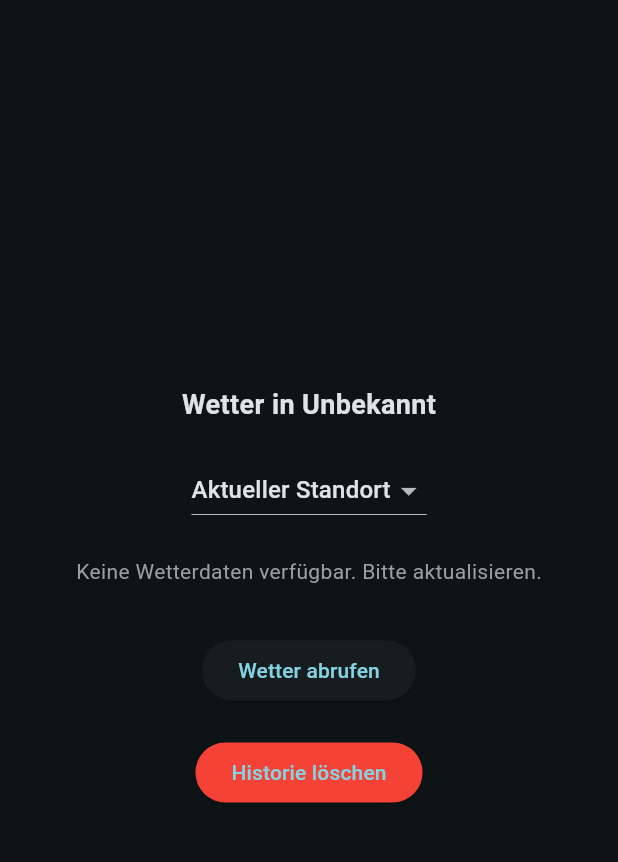
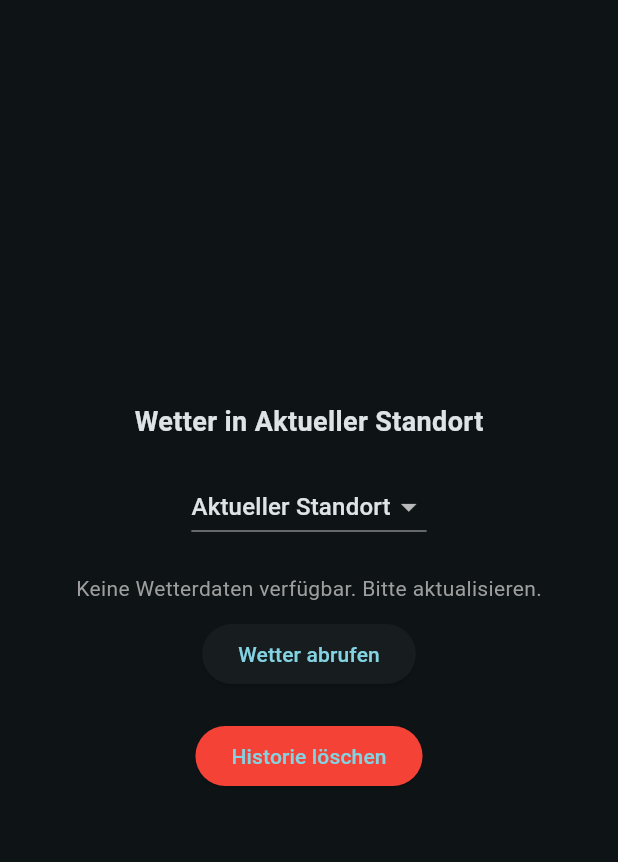
Before and after one commit to jessicaernst/weather_app, a Flutter app: the screen it shows after launch, after a tap on "Historie löschen", on a phone screen of 412 x 824 dp, the part 63-925 px from its top. Run offline on Flutter 3.47's test engine with Material 3 defaults, Android fonts, the phone set to English and light mode, and no system bars; our stand-ins replace flutter_native_splash, flutter_riverpod, freezed_annotation, geolocator, hooks_riverpod, riverpod_annotation and 1 more; generated files the repository leaves out were written again.

```diff
--- a/lib/presentation/screens/weather_page.dart
+++ b/lib/presentation/screens/weather_page.dart
@@ -26,18 +26,24 @@ class WeatherPage extends ConsumerWidget {
                 mainAxisAlignment: MainAxisAlignment.center,
                 spacing: 20,
                 children: [
-                  // Standort anzeigen
+                  // 🌍 Standort anzeigen
                   Text(
-                    "Wetter in ${state.weatherData?.location ?? 'Unbekannt'}",
+                    'Wetter in ${state.selectedCity}',
                     style: const TextStyle(
                       fontSize: 18,
                       fontWeight: FontWeight.bold,
                     ),
                   ),
 
-                  // Dropdown-Menü für Stadtwahl & aktuellen Standort
+                  // 🌟 Dropdown-Menü für Stadtwahl & aktuellen Standort
                   DropdownButton<String>(
-                    value: state.selectedCity,
+                    value:
+                        WeatherNotifier.cities.containsKey(
+                                  state.selectedCity,
+                                ) ||
+                                state.selectedCity == 'Aktueller Standort'
+                            ? state.selectedCity
+                            : 'Aktueller Standort', // 🔥 Falls ein ungültiger Wert existiert, wird "Aktueller Standort" verwendet
                     onChanged: (String? newCity) {
                       if (newCity != null) {
                         weatherNotifier.updateCity(newCity);
@@ -48,16 +54,21 @@ class WeatherPage extends ConsumerWidget {
                         value: 'Aktueller Standort',
                         child: Text('Aktueller Standort'),
                       ),
-                      ...WeatherNotifier.cities.keys.map(
-                        (city) =>
-                            DropdownMenuItem(value: city, child: Text(city)),
-                      ),
+                      ...WeatherNotifier.cities.keys
+                          .where(
+                            (city) => city != 'Unbekannter Ort',
+                          ) // ❌ Doppelte Werte vermeiden
+                          .map(
+                            (city) => DropdownMenuItem(
+                              value: city,
+                              child: Text(city),
+                            ),
+                          ),
                     ],
                   ),
 
                   state.weatherData != null
                       ? Column(
-                        spacing: 32,
                         children: [
                           Text(
                             AppStrings.currentTemperature(
@@ -65,7 +76,7 @@ class WeatherPage extends ConsumerWidget {
                             ),
                             style: const TextStyle(fontSize: 24),
                           ),
-
+                          const SizedBox(height: 20),
                           ElevatedButton(
                             onPressed:
                                 () =>
@@ -77,12 +88,12 @@ class WeatherPage extends ConsumerWidget {
                         ],
                       )
                       : Column(
-                        spacing: 32,
                         children: [
                           const Text(
                             'Keine Wetterdaten verfügbar. Bitte aktualisieren.',
                             style: TextStyle(color: Colors.grey),
                           ),
+                          const SizedBox(height: 10),
                           ElevatedButton(
                             onPressed:
                                 () =>
@@ -115,6 +126,7 @@ class WeatherPage extends ConsumerWidget {
               mainAxisAlignment: MainAxisAlignment.center,
               children: [
                 Text('Fehler: $err', style: const TextStyle(color: Colors.red)),
+                const SizedBox(height: 20),
                 ElevatedButton(
                   onPressed:
                       () =>
--- a/lib/providers/weather_provider.dart
+++ b/lib/providers/weather_provider.dart
@@ -9,13 +9,13 @@ import 'package:weather_app/services/storage_service.dart';
 
 part 'weather_provider.g.dart';
 
-// Logger für die Klasse WeatherNotifier erstellen, um Debugging und Logging zu ermöglichen.
+// 📌 Logger für Debugging & Logging, damit Fehler leichter gefunden werden
 final Logger _log = Logger('WeatherNotifier');
 
-// Diese Klasse verwaltet den Wetterzustand und ist zuständig für das Laden, Speichern und Abrufen von Wetterdaten.
 @riverpod
 class WeatherNotifier extends _$WeatherNotifier {
-  // Vordefinierte Städte mit ihren Koordinaten. Diese Daten werden verwendet, wenn ein Benutzer eine Stadt auswählt.
+  // 🌍 Liste vordefinierter Städte mit ihren Koordinaten
+  // Falls der Nutzer keinen eigenen Standort verwendet, kann er hier eine Stadt auswählen.
   static final Map<String, (double lat, double lon)> cities = {
     'Bremen': (53.0793, 8.8017),
     'Berlin': (52.5200, 13.4050),
@@ -24,39 +24,24 @@ class WeatherNotifier extends _$WeatherNotifier {
     'Köln': (50.9375, 6.9603),
   };
 
-  // Initialisiert den Zustand des Wetter-Notifiers. Diese Methode wird automatisch aufgerufen, wenn der Notifier zum ersten Mal verwendet wird.
+  // 🏁 **Startpunkt der App:** Lädt entweder den gespeicherten Standort oder nutzt die aktuelle Position
   @override
   Future<WeatherState> build() async {
     _log.info('Lade gespeicherte Standortinformationen...');
-    // Versuche, den zuletzt gespeicherten Standort zu laden.
     final storedLocation = await LocationService.loadLastLocation();
 
-    // Wenn ein gespeicherter Standort existiert:
     if (storedLocation != null) {
       _log.info('Gespeicherter Standort gefunden, lade Wetterdaten...');
 
-      // Überprüfe, ob Geolocation verwendet wurde.
       final useGeolocation = storedLocation['useGeolocation'];
-      // Bestimme den Namen der Stadt. Wenn Geolocation verwendet wurde, ist der Name 'Aktueller Standort'.
-      // Andernfalls finde den Namen der Stadt, die zu den gespeicherten Koordinaten passt.
-      final selectedCity =
-          useGeolocation
-              ? 'Aktueller Standort'
-              : cities.keys.firstWhere(
-                (key) =>
-                    cities[key]?.$1 == storedLocation['latitude'] &&
-                    cities[key]?.$2 == storedLocation['longitude'],
-                orElse: () => 'Aktueller Standort',
-              );
+      final selectedCity = storedLocation['locationName'] ?? 'Unbekannter Ort';
 
-      // Lade die Wetterdaten für den gespeicherten Standort.
       final weatherData = await fetchWeather(
         storedLocation['latitude'],
         storedLocation['longitude'],
         selectedCity,
       );
 
-      // Gib den Zustand mit den geladenen Daten zurück.
       return WeatherState(
         selectedCity: selectedCity,
         useGeolocation: useGeolocation,
@@ -64,83 +49,78 @@ class WeatherNotifier extends _$WeatherNotifier {
       );
     }
 
-    // Wenn kein gespeicherter Standort gefunden wurde:
     _log.warning(
       'Kein gespeicherter Standort gefunden, verwende aktuellen Standort...',
     );
-    // Rufe die Methode zum Abrufen der Wetterdaten für den aktuellen Standort auf.
     return fetchWeatherForCurrentLocation();
   }
 
-  // Holt das Wetter für den aktuellen Standort des Geräts.
+  // 📍 **Aktuellen Standort bestimmen und Wetter abrufen**
   Future<WeatherState> fetchWeatherForCurrentLocation() async {
     try {
       _log.info('Ermittle aktuellen Standort...');
-      // Setze den Zustand auf "wird geladen", um dem Benutzer anzuzeigen, dass die Daten abgerufen werden.
       state = const AsyncValue.loading();
-      // Ermittle die aktuelle Position des Geräts.
+
       final position = await LocationService.determinePosition();
 
-      // Rufe die Wetterdaten für den aktuellen Standort ab.
+      // 🔄 Reverse Geocoding: Holt den echten Ortsnamen zu den Koordinaten
+      final locationName = await LocationService.getLocationName(
+        position.latitude,
+        position.longitude,
+      );
+
       final weatherData = await fetchWeather(
         position.latitude,
         position.longitude,
-        'Aktueller Standort',
+        locationName,
       );
 
-      // Speichere den aktuellen Standort für die nächste Verwendung.
+      // ✅ Speichert den echten Standortnamen für spätere Nutzung
       await LocationService.saveLastLocation(
         position.latitude,
         position.longitude,
         true,
+        locationName,
       );
 
-      _log.info('Wetter für aktuellen Standort erfolgreich geladen.');
-      // Gib den Zustand mit den neuen Daten zurück.
+      _log.info(
+        'Wetter für aktuellen Standort ($locationName) erfolgreich geladen.',
+      );
       return WeatherState(
-        selectedCity: 'Aktueller Standort',
+        selectedCity: locationName,
         useGeolocation: true,
         weatherData: weatherData,
       );
     } catch (e) {
-      // Behandle Fehler beim Abrufen des Standorts.
-      _log.severe('Fehler beim Abrufen des Standorts: $e');
-      // Setze den Zustand auf "Fehler" und speichere die Fehlermeldung.
+      _log.severe('❌ Fehler beim Abrufen des Standorts: $e');
       state = AsyncValue.error(
         'Fehler beim Abrufen des Standorts: $e',
         StackTrace.current,
       );
-      // Gib den Zustand mit der Fehlermeldung zurück.
       return WeatherState(
         errorMessage: 'Fehler beim Abrufen des Standorts: $e',
       );
     }
   }
 
-  // Holt Wetterdaten von der Open-Meteo-API.
+  // 🌦 **Holt Wetterdaten von Open-Meteo**
   Future<WeatherData> fetchWeather(
     double latitude,
     double longitude,
     String locationName,
   ) async {
-    _log.info('Rufe Wetterdaten für $locationName ab...');
-    // Führe die HTTP-Anfrage innerhalb eines try-catch-Blocks aus, um Fehler zu behandeln.
+    _log.info('🌍 Rufe Wetterdaten für $locationName ab...');
     try {
-      // Sende eine GET-Anfrage an die Open-Meteo-API.
       final response = await http.get(
         Uri.parse(
           'https://api.open-meteo.com/v1/forecast?latitude=$latitude&longitude=$longitude&current_weather=true',
         ),
       );
 
-      // Überprüfe den HTTP-Statuscode der Antwort.
       if (response.statusCode == 200) {
-        // Wenn die Anfrage erfolgreich war, decodiere die JSON-Antwort.
         final jsonData = json.decode(response.body);
-        // Hole die aktuellen Wetterdaten aus der JSON-Antwort.
         final weatherData = jsonData['current_weather'];
 
-        // Erstelle ein WeatherData-Objekt aus den erhaltenen Daten.
         final weather = WeatherData(
           location: locationName,
           temperature: (weatherData['temperature'] ?? 0.0).toDouble(),
@@ -150,7 +130,7 @@ class WeatherNotifier extends _$WeatherNotifier {
           humidity: (weatherData['relativehumidity_2m'] ?? 0.0).toDouble(),
         );
 
-        // Speichere die Wetterdaten im lokalen Speicher.
+        // ✅ Wetterdaten lokal speichern, damit sie nach App-Neustart noch verfügbar sind
         await StorageService.saveWeatherData(
           weather.temperature,
           weather.weatherCondition,
@@ -158,49 +138,37 @@ class WeatherNotifier extends _$WeatherNotifier {
           weather.humidity,
         );
 
-        _log.info('Wetterdaten für $locationName erfolgreich gespeichert.');
-        // Gib die Wetterdaten zurück.
+        _log.info('✅ Wetterdaten für $locationName erfolgreich gespeichert.');
         return weather;
       } else {
-        // Wenn die Anfrage nicht erfolgreich war, logge den Fehler.
         _log.severe(
-          'Fehler beim Laden der Wetterdaten für $locationName: ${response.statusCode}',
+          '❌ Fehler beim Laden der Wetterdaten für $locationName: ${response.statusCode}',
         );
-        // Wirf eine Exception, um den Fehler weiterzuleiten.
         throw Exception(
           'Failed to load weather. Status code: ${response.statusCode}',
         );
       }
     } catch (e) {
-      // Fange Fehler ab, die während der HTTP-Anfrage oder der JSON-Verarbeitung auftreten könnten.
-      _log.severe('Fehler beim Abrufen der Wetterdaten für $locationName: $e');
-      // Wirf eine Exception, um den Fehler weiterzuleiten.
+      _log.severe(
+        '❌ Fehler beim Abrufen der Wetterdaten für $locationName: $e',
+      );
       throw Exception('Fehler beim Abrufen der Wetterdaten: $e');
     }
   }
 
-  // Aktualisiert den Standort und lädt die Wetterdaten für den neuen Standort.
+  // 🏙 **Wechselt die Stadt und lädt neue Wetterdaten**
   void updateCity(String city) async {
-    // Überprüfe, ob der Benutzer den aktuellen Standort ausgewählt hat.
     if (city == 'Aktueller Standort') {
-      _log.info('Standort wird auf aktuellen Standort gesetzt...');
-      // Wenn ja, aktualisiere die Wetterdaten für den aktuellen Standort.
+      _log.info('🌍 Standort wird auf aktuellen Standort gesetzt...');
       await refreshWeather();
     } else {
-      // Andernfalls:
-      _log.info('Standort auf $city aktualisiert, lade Wetterdaten...');
-      // Hole die Koordinaten der ausgewählten Stadt aus der Liste.
+      _log.info('📍 Standort auf $city aktualisiert, lade Wetterdaten...');
       final (lat, lon) = cities[city]!;
 
-      // Setze den Zustand auf "wird geladen".
       state = const AsyncValue.loading();
+      await LocationService.saveLastLocation(lat, lon, false, city);
 
-      // Speichere den neuen Standort.
-      await LocationService.saveLastLocation(lat, lon, false);
-
-      // Lade die Wetterdaten für den neuen Standort.
       final weather = await fetchWeather(lat, lon, city);
-      // Aktualisiere den Zustand mit den neuen Daten.
       state = AsyncValue.data(
         WeatherState(
           selectedCity: city,
@@ -208,26 +176,23 @@ class WeatherNotifier extends _$WeatherNotifier {
           weatherData: weather,
         ),
       );
-      _log.info('Wetterdaten für $city erfolgreich geladen.');
+
+      _log.info('✅ Wetterdaten für $city erfolgreich geladen.');
     }
   }
 
-  // Aktualisiert die Wetterdaten für den aktuellen Standort.
+  // 🔄 **Aktualisiert die Wetterdaten für den aktuellen Standort**
   Future<void> refreshWeather() async {
-    _log.info('Wetterdaten werden aktualisiert...');
-    // Setze den Zustand auf "wird geladen".
+    _log.info('🔄 Wetterdaten werden aktualisiert...');
     state = const AsyncValue.loading();
-    // Rufe die Wetterdaten für den aktuellen Standort ab und aktualisiere den Zustand.
     state = AsyncValue.data(await fetchWeatherForCurrentLocation());
   }
 
-  // Löscht die gespeicherten Wetterdaten und setzt den Zustand auf den Standardwert zurück.
+  // 🗑 **Löscht gespeicherte Wetterdaten + Standort & setzt Zustand zurück**
   Future<void> clearHistory() async {
-    _log.warning('Lösche gespeicherte Wetterdaten...');
-    // Lösche die gespeicherten Wetterdaten im lokalen Speicher.
+    _log.warning('⚠️ Lösche gespeicherte Wetterdaten und Standort...');
     await StorageService.clearWeatherData();
 
-    // Setze den Zustand auf den Standardwert zurück.
     state = const AsyncValue.data(
       WeatherState(
         selectedCity: 'Aktueller Standort',
@@ -236,6 +201,6 @@ class WeatherNotifier extends _$WeatherNotifier {
         errorMessage: null,
       ),
     );
-    _log.info('Wetterdaten erfolgreich gelöscht.');
+    _log.info('✅ Gespeicherte Daten erfolgreich gelöscht.');
   }
 }
--- a/lib/services/storage_service.dart
+++ b/lib/services/storage_service.dart
@@ -1,6 +1,7 @@
+import 'package:logging/logging.dart';
 import 'package:shared_preferences/shared_preferences.dart';
-import 'package:logging/logging.dart';
 
+// 📌 Logger für Debugging & Fehleranalyse
 final Logger _log = Logger('StorageService');
 
 class StorageService {
@@ -10,15 +11,17 @@ class StorageService {
   static const String windSpeedKey = 'windSpeed';
   static const String humidityKey = 'humidity';
 
-  /// 💾 Speichert die aktuellen Wetterdaten in SharedPreferences
+  /// 💾 **Speichert die aktuellen Wetterdaten in SharedPreferences**
+  /// Falls ein Fehler auftritt, wird dies im Log erfasst
   static Future<void> saveWeatherData(
     double temperature,
     String weatherCondition,
     double windSpeed,
     double humidity,
   ) async {
+    try {
       _log.info(
-      'Speichere Wetterdaten: Temperatur=$temperature, Zustand=$weatherCondition, Wind=$windSpeed, Luftfeuchtigkeit=$humidity...',
+        '📌 Speichere Wetterdaten: Temperatur=$temperature°C, Zustand=$weatherCondition, Wind=${windSpeed}m/s, Luftfeuchtigkeit=${humidity}%',
       );
 
       final prefs = await SharedPreferences.getInstance();
@@ -27,19 +30,23 @@ class StorageService {
       await prefs.setDouble(windSpeedKey, windSpeed);
       await prefs.setDouble(humidityKey, humidity);
 
-    _log.info('Wetterdaten erfolgreich gespeichert.');
+      _log.info('✅ Wetterdaten erfolgreich gespeichert.');
+    } catch (e) {
+      _log.severe('❌ Fehler beim Speichern der Wetterdaten: $e');
+    }
   }
 
-  /// 🔄 Lädt die zuletzt gespeicherten Wetterdaten aus SharedPreferences
+  /// 🔄 **Lädt die zuletzt gespeicherten Wetterdaten aus SharedPreferences**
   /// Falls keine Daten vorhanden sind, gibt die Methode `null` zurück
   static Future<Map<String, dynamic>?> loadWeatherData() async {
-    _log.info('Lade gespeicherte Wetterdaten aus SharedPreferences...');
+    try {
+      _log.info('📌 Lade gespeicherte Wetterdaten aus SharedPreferences...');
 
       final prefs = await SharedPreferences.getInstance();
 
-    // Falls keine Temperatur gespeichert wurde, gehen wir davon aus, dass keine Wetterdaten existieren
+      // Falls keine Temperatur gespeichert wurde, existieren keine Wetterdaten
       if (!prefs.containsKey(temperatureKey)) {
-      _log.warning('Keine gespeicherten Wetterdaten gefunden.');
+        _log.warning('⚠️ Keine gespeicherten Wetterdaten gefunden.');
         return null;
       }
 
@@ -50,7 +57,7 @@ class StorageService {
       final humidity = prefs.getDouble(humidityKey) ?? 0.0;
 
       _log.info(
-      'Wetterdaten geladen: Temperatur=$temperature, Zustand=$weatherCondition, Wind=$windSpeed, Luftfeuchtigkeit=$humidity.',
+        '✅ Wetterdaten geladen: Temperatur=$temperature°C, Zustand=$weatherCondition, Wind=${windSpeed}m/s, Luftfeuchtigkeit=${humidity}%',
       );
 
       return {
@@ -59,11 +66,17 @@ class StorageService {
         'windSpeed': windSpeed,
         'humidity': humidity,
       };
+    } catch (e) {
+      _log.severe('❌ Fehler beim Laden der Wetterdaten: $e');
+      return null; // Falls ein Fehler auftritt, gibt die Methode `null` zurück
+    }
   }
 
-  /// 🗑 Löscht alle gespeicherten Wetterdaten aus SharedPreferences
+  /// 🗑 **Löscht alle gespeicherten Wetterdaten aus SharedPreferences**
+  /// Falls etwas schiefgeht, wird dies im Log erfasst
   static Future<void> clearWeatherData() async {
-    _log.warning('Lösche gespeicherte Wetterdaten...');
+    try {
+      _log.warning('⚠️ Lösche gespeicherte Wetterdaten...');
 
       final prefs = await SharedPreferences.getInstance();
       await prefs.remove(temperatureKey);
@@ -71,6 +84,9 @@ class StorageService {
       await prefs.remove(windSpeedKey);
       await prefs.remove(humidityKey);
 
-    _log.info('Gespeicherte Wetterdaten erfolgreich gelöscht.');
+      _log.info('✅ Gespeicherte Wetterdaten erfolgreich gelöscht.');
+    } catch (e) {
+      _log.severe('❌ Fehler beim Löschen der Wetterdaten: $e');
     }
   }
+}
```
Also changed, not shown: lib/services/location_service.dart (+56 -9 lines), lib/providers/weather_provider.g.dart. Lines whose indentation alone changed are shown as unchanged.
